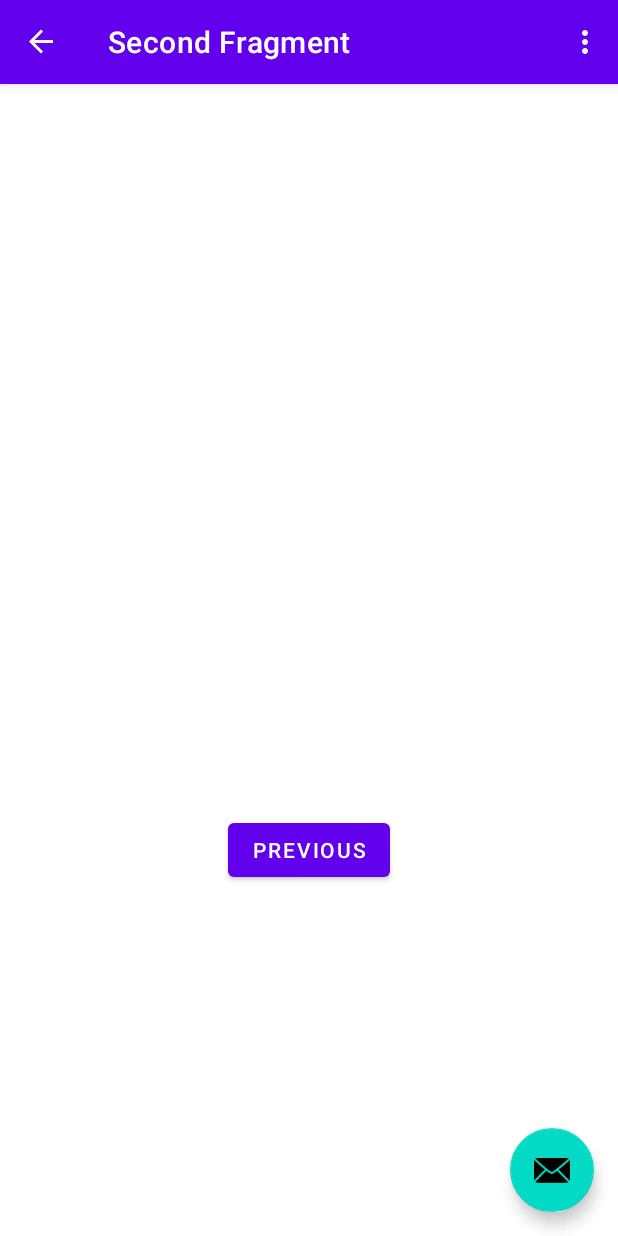
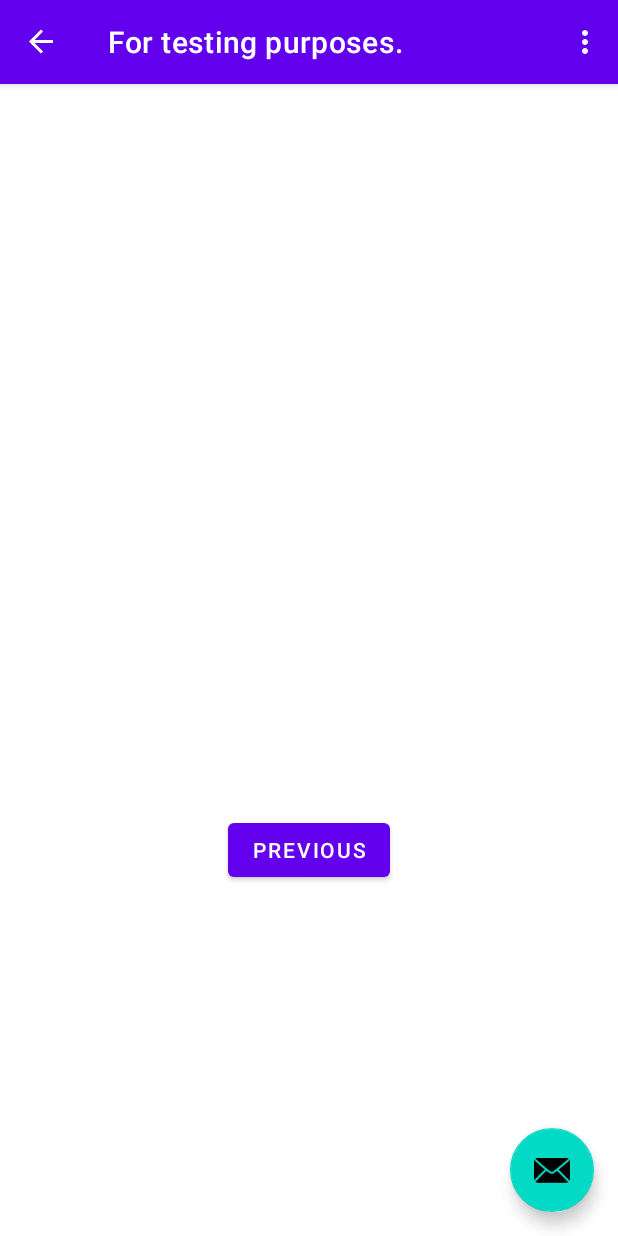
Before and after one commit to Rolppe/Ohjelmistoprojekti, an Android app: the screen it shows after launch (MainActivity), after a tap on "NEXT", on a phone screen of 412 x 824 dp. Run offline under Robolectric (Android 15) with nearby library versions, the phone set to English and light mode, and no system bars; our stand-ins replace navigation-ui.

Commit message:
Testing CI, edit fragment text

```diff
--- a/app/src/main/res/values/strings.xml
+++ b/app/src/main/res/values/strings.xml
@@ -2,8 +2,8 @@
     <string name="app_name">Ohjelmistoprojekti</string>
     <string name="action_settings">Settings</string>
     <!-- Strings used for fragments for navigation -->
-    <string name="first_fragment_label">First Fragment</string>
-    <string name="second_fragment_label">Second Fragment</string>
+    <string name="first_fragment_label">I changed the first fragment text.</string>
+    <string name="second_fragment_label">For testing purposes.</string>
     <string name="next">Next</string>
     <string name="previous">Previous</string>
 
```
